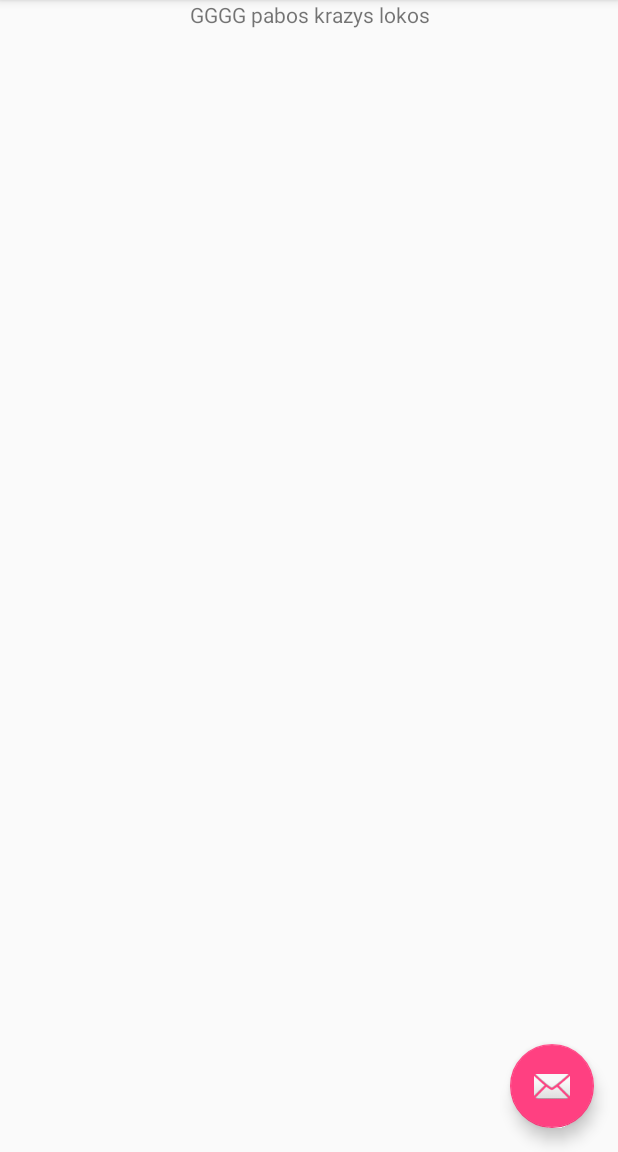
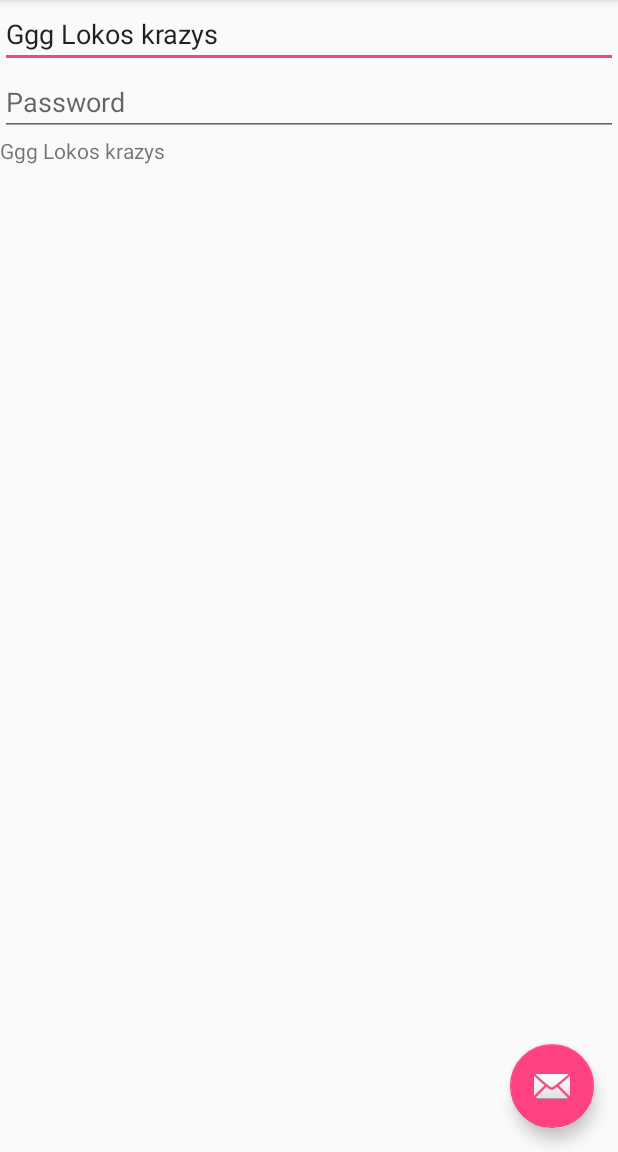
Before and after one commit to DiegoMatus/android_examples, an Android app: the screen it shows after launch (MainActivity), on a phone screen of 412 x 824 dp, the part 84-1236 px from its top. Run offline under Robolectric (Android 15) with nearby library versions, the phone set to English and light mode, and no system bars.

Commit message:
Add - Example of EditText

```diff
--- a/app/src/main/java/com/example/diego/codigofacilito/MainActivity.java
+++ b/app/src/main/java/com/example/diego/codigofacilito/MainActivity.java
@@ -8,9 +8,11 @@ import android.support.v7.widget.Toolbar;
 import android.view.View;
 import android.view.Menu;
 import android.view.MenuItem;
+import android.widget.EditText;
 import android.widget.TextView;
 
 public class MainActivity extends AppCompatActivity {
+    EditText username;
     TextView textView;
 
     @Override
@@ -20,8 +22,13 @@ public class MainActivity extends AppCompatActivity {
         Toolbar toolbar = (Toolbar) findViewById(R.id.toolbar);
         setSupportActionBar(toolbar);
 
-        textView = (TextView)findViewById(R.id.another_string_id);
-        textView.setText("GGGG pabos krazys lokos");
+        username = (EditText)findViewById(R.id.username_id);
+        textView = (TextView)findViewById(R.id.text_view_id);
+
+        username.setText("Ggg Lokos krazys");
+        textView.setText(username.getText());
+
+
 
         FloatingActionButton fab = (FloatingActionButton) findViewById(R.id.fab);
         fab.setOnClickListener(new View.OnClickListener() {
--- a/app/src/main/res/layout/content_main.xml
+++ b/app/src/main/res/layout/content_main.xml
@@ -9,11 +9,22 @@
     tools:context="com.example.diego.codigofacilito.MainActivity"
     tools:showIn="@layout/activity_main">
 
-    <TextView
-        android:id="@+id/another_string_id"
+    <EditText
+        android:id="@+id/username_id"
         android:layout_width="match_parent"
         android:layout_height="wrap_content"
-        android:gravity="center_horizontal"
+        android:hint="@string/username_string" />
+
+    <EditText
+        android:id="@+id/password_id"
+        android:layout_width="match_parent"
+        android:layout_height="wrap_content"
+        android:hint="@string/password_string" />
+
+    <TextView
+        android:id="@+id/text_view_id"
+        android:layout_width="match_parent"
+        android:layout_height="wrap_content"
         android:text="@string/another_string" />
 
 </LinearLayout>
--- a/app/src/main/res/values/strings.xml
+++ b/app/src/main/res/values/strings.xml
@@ -2,4 +2,6 @@
     <string name="app_name">CodigoFacilito</string>
     <string name="action_settings">Settings</string>
     <string name="another_string">Hola :3 Gggg</string>
+    <string name="username_string">Username</string>
+    <string name="password_string">Password</string>
 </resources>
```
